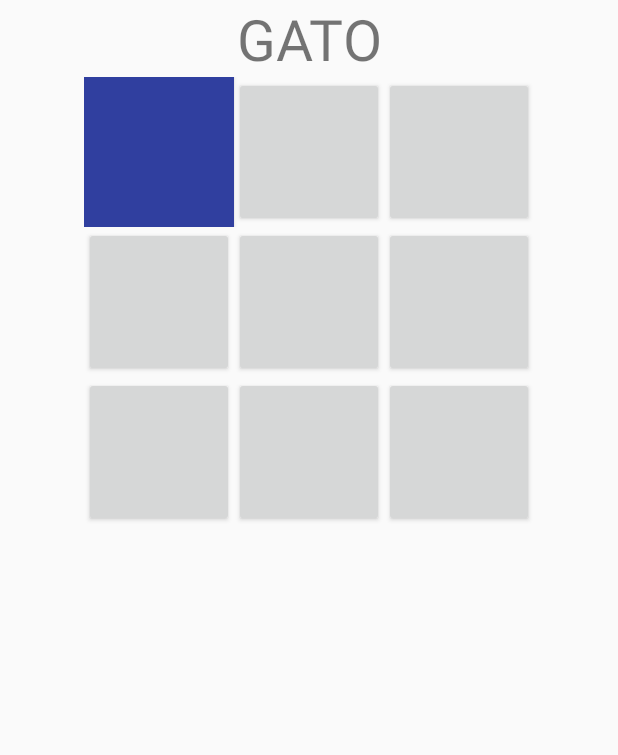
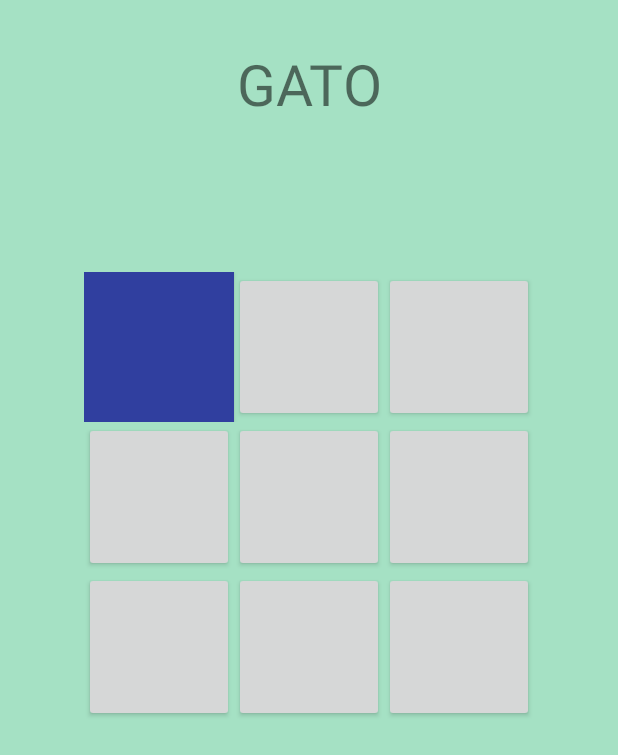
Before and after one commit to i-saw-sparks/GatoV2, an Android app: the screen it shows after launch (MainActivity), after a tap on an icon or button, on a phone screen of 412 x 824 dp. Shown: the top 755 px of the screen. Run offline under Robolectric (Android 15) with nearby library versions, the phone set to English and light mode, and no system bars.

Commit message:
Se cubre la opcion donde nadie gana, se modifico la interfaz y se añadio nuevo color de fondo general

```diff
--- a/app/build.gradle
+++ b/app/build.gradle
@@ -20,7 +20,7 @@ android {
 
 dependencies {
     implementation fileTree(dir: 'libs', include: ['*.jar'])
-    implementation 'com.android.support:appcompat-v7:26.1.0'
+    implementation 'com.android.support:appcompat-v7:26.+'
     implementation 'com.android.support.constraint:constraint-layout:1.1.0'
     testImplementation 'junit:junit:4.12'
     androidTestImplementation 'com.android.support.test:runner:1.0.2'
--- a/app/src/main/java/com/example/andrs/gato/MainActivity.java
+++ b/app/src/main/java/com/example/andrs/gato/MainActivity.java
@@ -134,6 +134,8 @@ public TextView gana;
             if (bo8.XO==2)
                 if (bo9.XO==2)
                     gana.setText("Gana player 2");
+        if(bo1.XO!=0&&bo2.XO!=0&&bo3.XO!=0&&bo4.XO!=0&&bo5.XO!=0&&bo6.XO!=0&&bo7.XO!=0&&bo8.XO!=0&&bo9.XO!=0)
+            gana.setText("Gana el gato");
 
         if(gana.getText()!="")
             juego=false;
--- a/app/src/main/res/layout/activity_main.xml
+++ b/app/src/main/res/layout/activity_main.xml
@@ -6,14 +6,21 @@
     tools:context=".MainActivity"
     android:layout_width="match_parent"
     android:layout_height="match_parent"
-    android:orientation="vertical">
+    android:orientation="vertical"
+    android:background="@color/back"
+    android:id="@+id/layprin">
+    <TextView
+        android:layout_width="match_parent"
+        android:layout_height="30dp" />
     <TextView
         android:layout_width="match_parent"
         android:layout_height="wrap_content"
         android:text="GATO"
         android:textAlignment="center"
         android:textSize="38sp"/>
-
+    <TextView
+        android:layout_width="match_parent"
+        android:layout_height="100dp" />
     <LinearLayout
         android:layout_width="match_parent"
         android:layout_height="wrap_content"
@@ -31,7 +38,6 @@
                 <Button
                     android:layout_width="100dp"
                     android:layout_height="100dp"
-
                     android:id="@+id/b1"/>
 
                 <Button android:layout_width="100dp"
--- a/app/src/main/res/values/colors.xml
+++ b/app/src/main/res/values/colors.xml
@@ -1,6 +1,7 @@
 <?xml version="1.0" encoding="utf-8"?>
 <resources>
-    <color name="colorPrimary">#3F51B5</color>
-    <color name="colorPrimaryDark">#303F9F</color>
-    <color name="colorAccent">#FF4081</color>
+    <color name="colorPrimary">#9ea0ac</color>
+    <color name="colorPrimaryDark">#999aa3</color>
+    <color name="colorAccent">#618e6a</color>
+    <color name="back">#a5e1c4</color>
 </resources>
```
